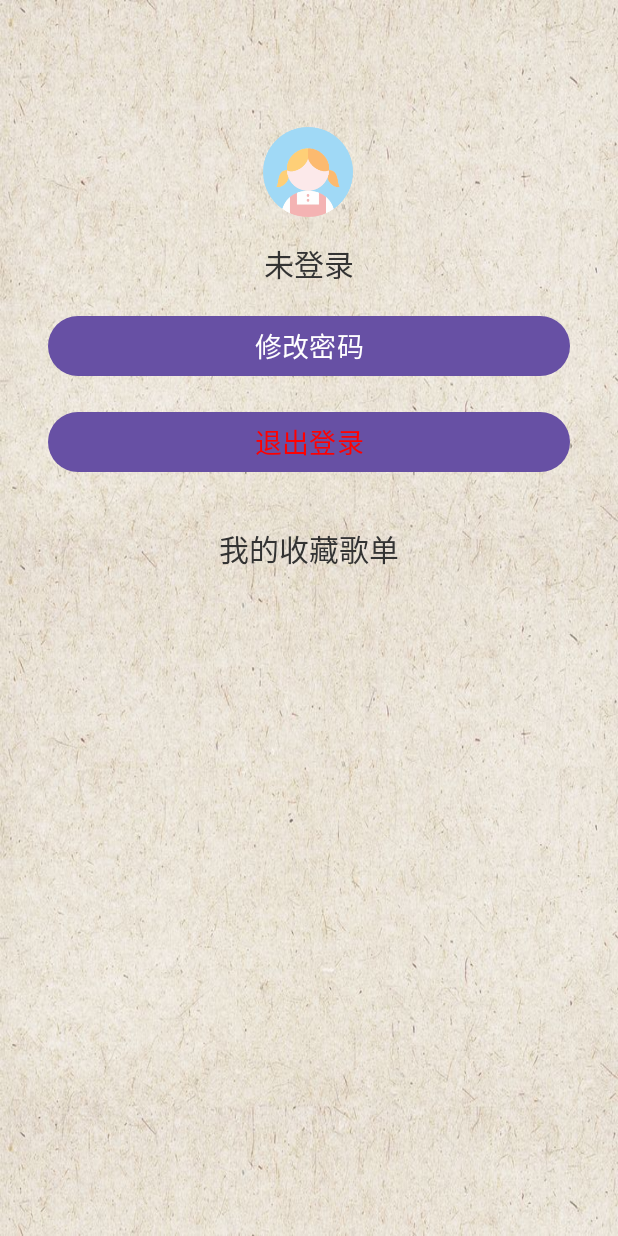
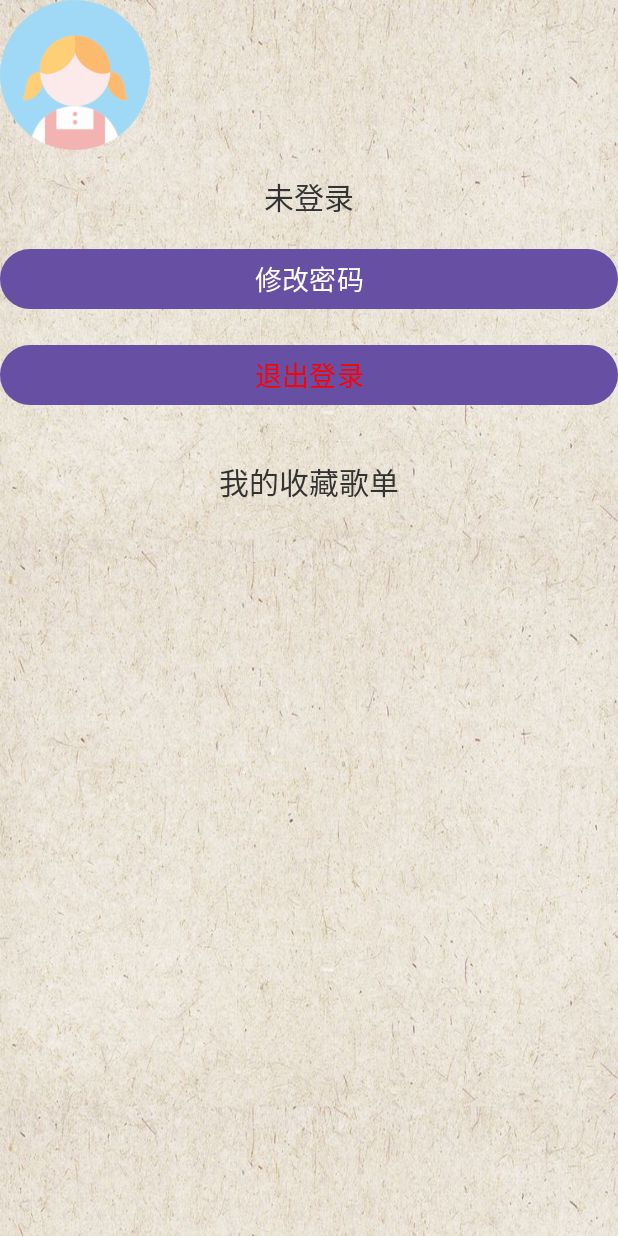
Before and after one commit to hcyhechaoyang/MusicPlayerApplication, an Android app: the UserCenterActivity screen opened directly, with no data from a screen before it, on a phone screen of 412 x 824 dp. Run offline under Robolectric (Android 15) with nearby library versions, the phone set to English and light mode, and no system bars; 2 statements that could not run were skipped.

Commit message:
Revert "优化-2"
This reverts commit 0f26c39ebec9c3ee0ab795edebe050bfb9fcda3d.

```diff
--- a/app/build.gradle.kts
+++ b/app/build.gradle.kts
@@ -67,5 +67,4 @@ dependencies {
     implementation(libs.com.github.bumptech.glide.glide3)
     annotationProcessor(libs.compiler)
     implementation(libs.logging.interceptor)
-    implementation("com.google.android.material:material:1.7.0")
 }
--- a/app/src/main/res/layout/activity_music.xml
+++ b/app/src/main/res/layout/activity_music.xml
@@ -11,8 +11,9 @@
         android:layout_height="wrap_content"
         android:orientation="horizontal"
         android:layout_alignParentTop="true"
-        android:padding="10dp">
+        android:padding="16dp">
 
+        <!-- 个人中心小头像 -->
 
         <!-- 搜索框 -->
         <EditText
@@ -44,7 +45,7 @@
             android:layout_width="50dp"
             android:layout_height="50dp"
             android:layout_gravity="center_vertical"
-            android:layout_marginEnd="1dp"
+            android:layout_marginEnd="16dp"
             android:contentDescription="Profile"
             android:src="@drawable/avatar"
             tools:ignore="HardcodedText" />
--- a/app/src/main/res/layout/activity_user_center.xml
+++ b/app/src/main/res/layout/activity_user_center.xml
@@ -9,18 +9,14 @@
     android:background="@drawable/bj">
     <!-- 用户名 -->
 
-
     <ImageView
         android:id="@+id/avatarImageView"
-        android:layout_width="60dp"
-        android:layout_height="60dp"
+        android:layout_width="100dp"
+        android:layout_height="100dp"
         android:src="@drawable/avatar"
-        app:layout_constraintBottom_toBottomOf="parent"
-        app:layout_constraintEnd_toEndOf="parent"
-        app:layout_constraintHorizontal_bias="0.498"
-        app:layout_constraintStart_toStartOf="parent"
-        app:layout_constraintTop_toTopOf="parent"
-        app:layout_constraintVertical_bias="0.111" />
+        tools:ignore="MissingConstraints"
+        tools:layout_editor_absoluteX="155dp"
+        tools:layout_editor_absoluteY="62dp" />
 
     <TextView
         android:id="@+id/userNameTextView"
@@ -45,9 +41,7 @@
         android:textColor="@android:color/white"
         app:layout_constraintTop_toBottomOf="@+id/userNameTextView"
         app:layout_constraintStart_toStartOf="parent"
-        app:layout_constraintEnd_toEndOf="parent"
-        android:layout_marginStart="32dp"
-        android:layout_marginEnd="32dp" />
+        app:layout_constraintEnd_toEndOf="parent" />
 
     <!-- 退出按钮 -->
     <Button
@@ -60,9 +54,7 @@
         android:layout_marginTop="16dp"
         app:layout_constraintTop_toBottomOf="@+id/changePasswordButton"
         app:layout_constraintStart_toStartOf="parent"
-        app:layout_constraintEnd_toEndOf="parent"
-        android:layout_marginStart="32dp"
-        android:layout_marginEnd="32dp" />
+        app:layout_constraintEnd_toEndOf="parent" />
 
     <!-- 收藏歌单标题 -->
     <TextView
```
Also changed, not shown: app/src/main/java/com/xiaoyang/musicplayerapplication/ui/activity/MusicActivity.kt (+5 -20 lines).
